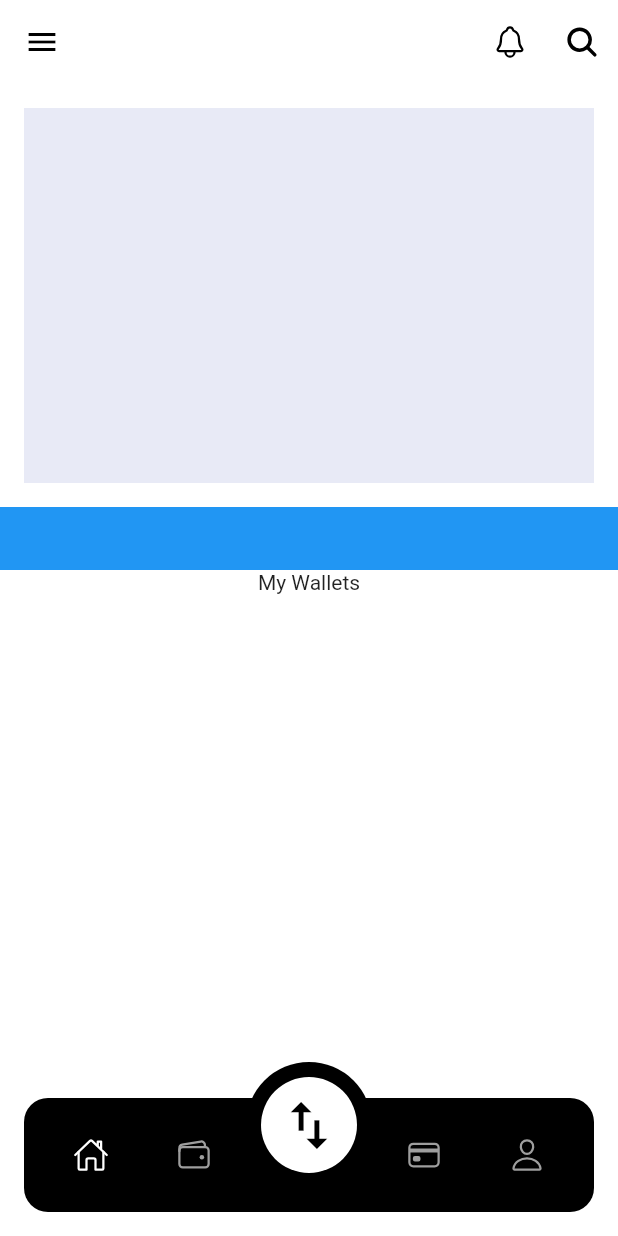
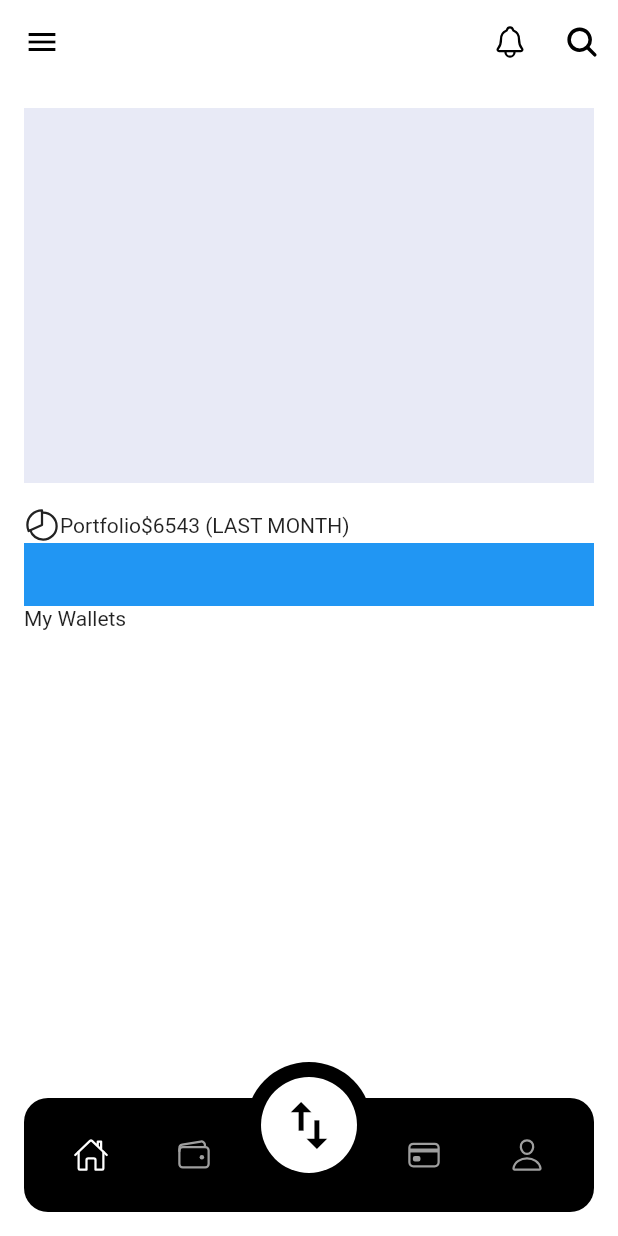
Before and after one commit to JAICHANGPARK/flutter_notebook_chapter_24, a Flutter app: the screen it shows after launch, on a phone screen of 412 x 824 dp. Run offline on Flutter 3.47's test engine with Material 2 defaults, Android fonts, the phone set to English and light mode, and no system bars; our stand-ins replace freezed_annotation, ionicons.

Commit message:
Update cwa_main_page.dart

```diff
--- a/lib/ep1357_crypto_wallet_app/view/cwa_main_page.dart
+++ b/lib/ep1357_crypto_wallet_app/view/cwa_main_page.dart
@@ -41,21 +41,28 @@ class _CryptoWalletAppMainPageState extends State<CryptoWalletAppMainPage> {
       body: Stack(
         children: [
           Positioned(
-            left: 0,
-            right: 0,
+            left: 16,
+            right: 16,
             bottom: 0,
             top: 0,
             child: Column(
+              crossAxisAlignment: CrossAxisAlignment.start,
               children: [
                 Container(
-                  margin: EdgeInsets.all(16),
+                  margin: EdgeInsets.symmetric(vertical: 16),
                   height: 250,
                   decoration: BoxDecoration(
                     color: Colors.indigo[50],
                   ),
                 ),
                 Row(
-                  children: [],
+                  children: [
+                    Icon(
+                      Ionicons.pie_chart_outline,
+                    ),
+                    Text("Portfolio"),
+                    Text("\$6543 (LAST MONTH)")
+                  ],
                 ),
                 Container(
                   height: 42,
```
